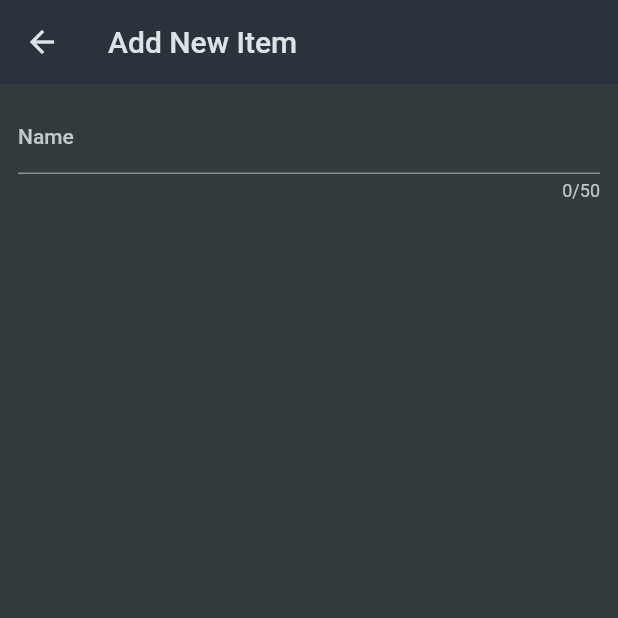
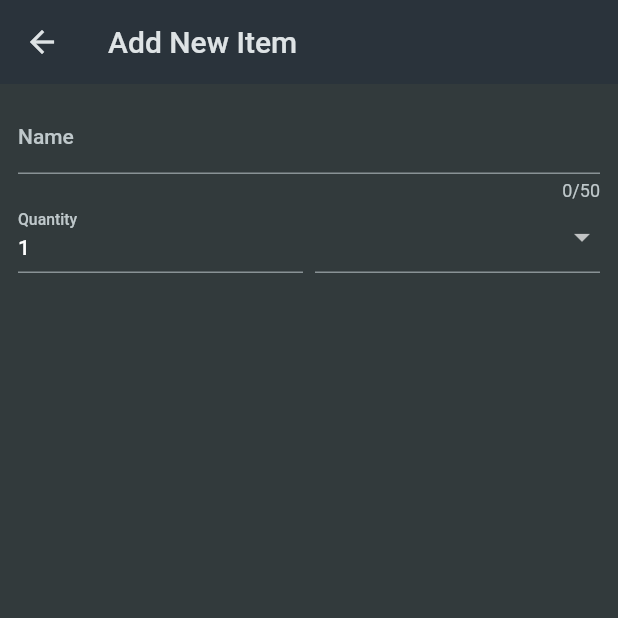
Before and after one commit to Tsenda-Djessy-Flavien/shooping_list, a Flutter app: the NewItemScreen screen opened directly, on a phone screen of 412 x 824 dp, the top half of it. Run offline on Flutter 3.47's test engine with Material 2 defaults, Android fonts, the phone set to English and light mode, and no system bars.

```diff
--- a/lib/presentation/screens/new_item_screen.dart
+++ b/lib/presentation/screens/new_item_screen.dart
@@ -1,4 +1,5 @@
 import 'package:flutter/material.dart';
+import 'package:shopping_list/data/categories.dart';
 
 class NewItemScreen extends StatefulWidget {
   const NewItemScreen({super.key});
@@ -29,6 +30,41 @@ class _NewItemScreenState extends State<NewItemScreen> {
                   return 'Demo...';
                 },
               ),
+              Row(
+                crossAxisAlignment: CrossAxisAlignment.end,
+                children: [
+                  Expanded(
+                    child: TextFormField(
+                      decoration:
+                          const InputDecoration(label: Text('Quantity')),
+                      initialValue: '1',
+                    ),
+                  ),
+                  const SizedBox(width: 8),
+                  Expanded(
+                    child: DropdownButtonFormField(
+                      items: [
+                        for (final category in categories.entries)
+                          DropdownMenuItem(
+                            value: category.value,
+                            child: Row(
+                              children: [
+                                Container(
+                                  width: 16,
+                                  height: 16,
+                                  color: category.value.color,
+                                ),
+                                const SizedBox(width: 6),
+                                Text(category.value.label)
+                              ],
+                            ),
+                          )
+                      ],
+                      onChanged: (newVaule) {},
+                    ),
+                  ),
+                ],
+              )
             ],
           ),
         ),
```
